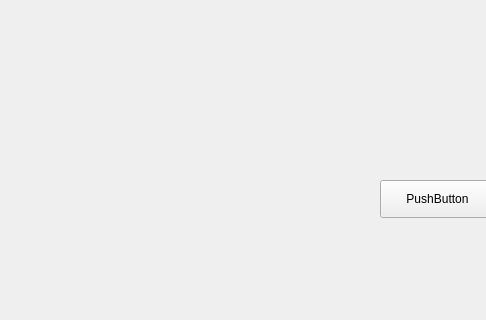
Old version of the form mainwindow.ui in the repository HowToLoseTime/testQTgit; both pictures show x 0 to 486 and y 0 to 320 of the 800 by 600 pixel window.
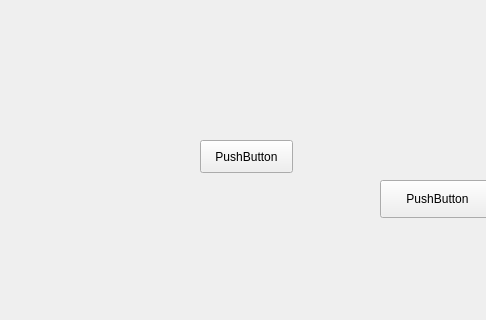
New version of the form.

Commit message: add new button and action

```diff
--- a/mainwindow.ui
+++ b/mainwindow.ui
@@ -27,6 +27,19 @@
      <string>PushButton</string>
     </property>
    </widget>
+   <widget class="QPushButton" name="pushButton_2">
+    <property name="geometry">
+     <rect>
+      <x>200</x>
+      <y>140</y>
+      <width>93</width>
+      <height>33</height>
+     </rect>
+    </property>
+    <property name="text">
+     <string>PushButton</string>
+    </property>
+   </widget>
   </widget>
   <widget class="QMenuBar" name="menubar">
    <property name="geometry">
```
Left out of the diff: 2 changed lines with no effect on the pictures. The commit also changes 2 other files.
